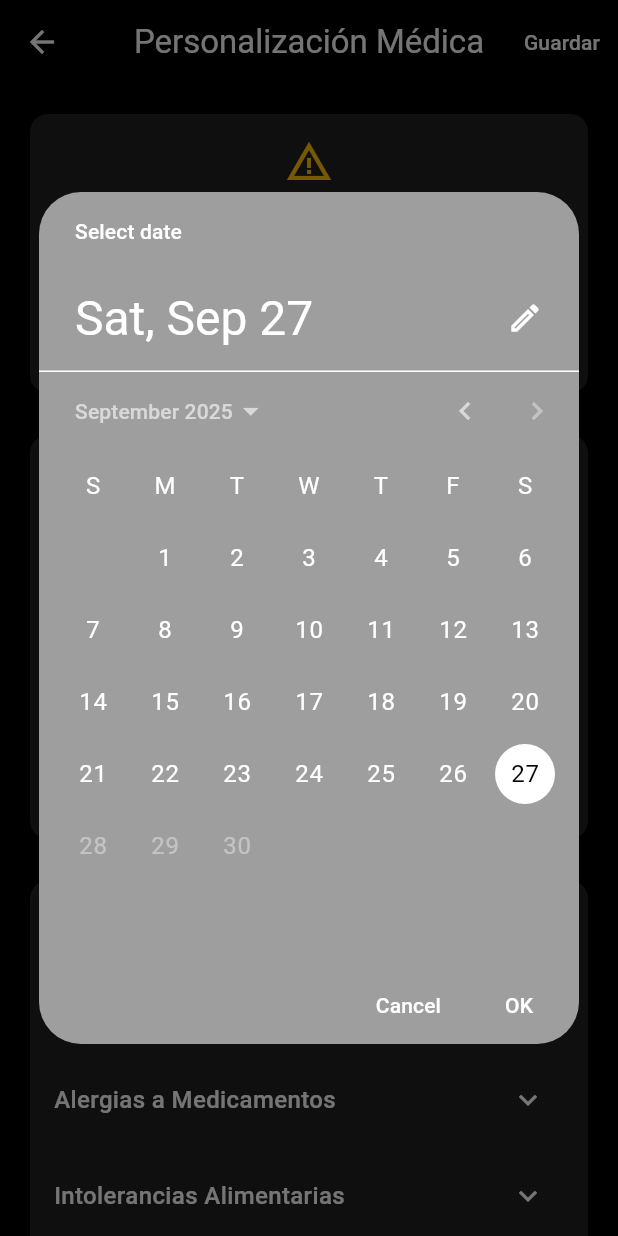
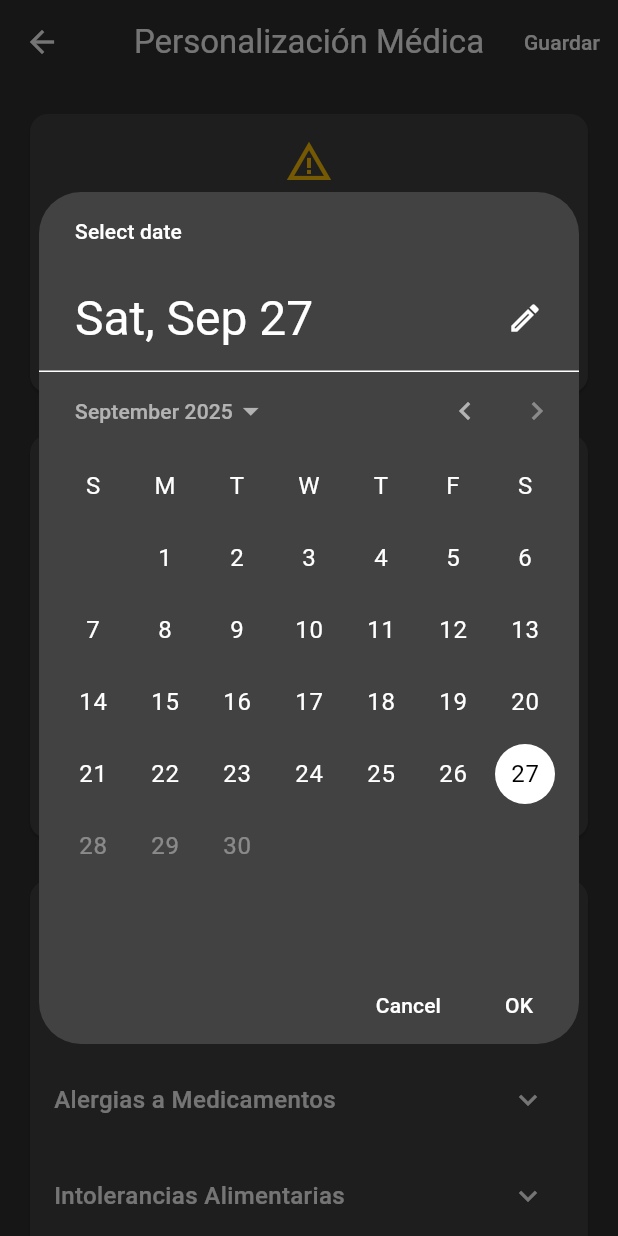
Before and after one commit to oriolgds/docai, a Flutter app: the MedicalPreferencesScreen screen opened directly, after a tap on an icon or button, on a phone screen of 412 x 824 dp. Run offline on Flutter 3.47's test engine with Material 3 defaults, Android fonts, the phone set to English and light mode, and no system bars; our stand-ins replace app_links, firebase_core, firebase_crashlytics, flutter_dotenv, flutter_markdown, google_sign_in and 2 more; missing offline and left inert: dart:js_interop; accounts and stored records are empty; generated files the repository leaves out were written again.

Commit message:
Fix medical preferences screen UI issues
- Cambiar fondo negro a gris oscuro más suave (Colors.grey[850])
- Mejorar contraste de los dropdowns con fondo más oscuro y mejor texto
- Ajustar colores de las tarjetas para mejor legibilidad
- Corregir tema del DatePicker para mejor visibilidad

```diff
--- a/lib/screens/medical_preferences_screen.dart
+++ b/lib/screens/medical_preferences_screen.dart
@@ -169,9 +169,9 @@ class _MedicalPreferencesScreenState extends State<MedicalPreferencesScreen> {
   @override
   Widget build(BuildContext context) {
     return Scaffold(
-      backgroundColor: Colors.black,
+      backgroundColor: Colors.grey[850], // Cambio de Colors.black a un gris más suave
       appBar: AppBar(
-        backgroundColor: Colors.black,
+        backgroundColor: Colors.grey[850], // Mantener consistencia con el fondo
         foregroundColor: Colors.white,
         title: const Text('Personalización Médica'),
         actions: [
@@ -214,7 +214,7 @@ class _MedicalPreferencesScreenState extends State<MedicalPreferencesScreen> {
 
   Widget _buildDisclaimerCard() {
     return Card(
-      color: Colors.grey[900],
+      color: Colors.grey[800], // Cambio de Colors.grey[900] a Colors.grey[800] para mejor contraste
       child: Padding(
         padding: const EdgeInsets.all(16),
         child: Column(
@@ -470,7 +470,7 @@ class _MedicalPreferencesScreenState extends State<MedicalPreferencesScreen> {
 
   Widget _buildSection(String title, IconData icon, List<Widget> children) {
     return Card(
-      color: Colors.grey[900],
+      color: Colors.grey[800], // Cambio de Colors.grey[900] a Colors.grey[800] para mejor contraste
       child: Padding(
         padding: const EdgeInsets.all(16),
         child: Column(
@@ -509,10 +509,15 @@ class _MedicalPreferencesScreenState extends State<MedicalPreferencesScreen> {
           builder: (context, child) {
             return Theme(
               data: Theme.of(context).copyWith(
-                colorScheme: const ColorScheme.dark(
+                colorScheme: ColorScheme.dark( // Mejora del tema para mejor visibilidad
                   primary: Colors.white,
-                  surface: Colors.grey,
+                  onPrimary: Colors.black,
+                  surface: Colors.grey[800]!,
+                  onSurface: Colors.white,
+                  background: Colors.grey[850]!,
+                  onBackground: Colors.white,
                 ),
+                dialogBackgroundColor: Colors.grey[800],
               ),
               child: child!,
             );
@@ -525,6 +530,7 @@ class _MedicalPreferencesScreenState extends State<MedicalPreferencesScreen> {
         decoration: BoxDecoration(
           border: Border.all(color: Colors.grey[600]!),
           borderRadius: BorderRadius.circular(8),
+          color: Colors.grey[800], // Añadir color de fondo para consistencia
         ),
         child: Row(
           mainAxisAlignment: MainAxisAlignment.spaceBetween,
@@ -553,14 +559,20 @@ class _MedicalPreferencesScreenState extends State<MedicalPreferencesScreen> {
       items = options.map<DropdownMenuItem<String>>((String option) {
         return DropdownMenuItem<String>(
           value: option,
-          child: Text(option.isEmpty ? label : option, style: const TextStyle(color: Colors.white)),
+          child: Text(
+            option.isEmpty ? label : option,
+            style: const TextStyle(color: Colors.white), // Asegurar texto blanco
+          ),
         );
       }).toList();
     } else if (options is List<Map<String, String>>) {
       items = options.map<DropdownMenuItem<String>>((Map<String, String> option) {
         return DropdownMenuItem<String>(
           value: option['value'],
-          child: Text(option['label']!, style: const TextStyle(color: Colors.white)),
+          child: Text(
+            option['label']!,
+            style: const TextStyle(color: Colors.white), // Asegurar texto blanco
+          ),
         );
       }).toList();
     } else {
@@ -572,6 +584,7 @@ class _MedicalPreferencesScreenState extends State<MedicalPreferencesScreen> {
       decoration: BoxDecoration(
         border: Border.all(color: Colors.grey[600]!),
         borderRadius: BorderRadius.circular(8),
+        color: Colors.grey[800], // Añadir color de fondo consistente
       ),
       child: DropdownButtonFormField<String>(
         value: value.isEmpty ? null : value,
@@ -580,10 +593,12 @@ class _MedicalPreferencesScreenState extends State<MedicalPreferencesScreen> {
           labelStyle: const TextStyle(color: Colors.grey),
           border: InputBorder.none,
         ),
-        dropdownColor: Colors.grey[800],
+        dropdownColor: Colors.grey[750], // Cambio de Colors.grey[800] a Colors.grey[750] para mejor contraste
         items: items,
         onChanged: onChanged,
         style: const TextStyle(color: Colors.white),
+        iconEnabledColor: Colors.white, // Hacer el icono del dropdown blanco
+        iconDisabledColor: Colors.grey,
       ),
     );
   }
```
